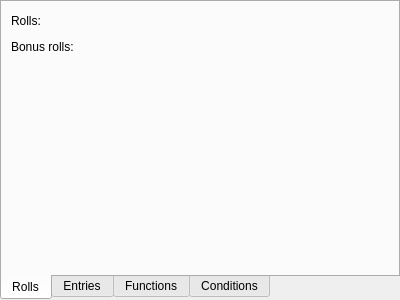
IoeCmcomc/MCDatapacker, file src/loottablepool.ui: the form before one commit.
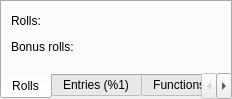
The form after the commit. Custom widgets are drawn as their Qt base class.

Diff of the .ui file:
```diff
--- a/src/loottablepool.ui
+++ b/src/loottablepool.ui
@@ -6,8 +6,8 @@
    <rect>
     <x>0</x>
     <y>0</y>
-    <width>400</width>
-    <height>300</height>
+    <width>232</width>
+    <height>99</height>
    </rect>
   </property>
   <property name="windowTitle">
@@ -74,7 +74,7 @@
   </widget>
   <widget class="QWidget" name="entriesTab">
    <attribute name="title">
-    <string>Entries</string>
+    <string>Entries (%1)</string>
    </attribute>
    <layout class="QGridLayout" name="gridLayout_2">
     <property name="leftMargin">
@@ -103,7 +103,7 @@
   </widget>
   <widget class="QWidget" name="functionsTab">
    <attribute name="title">
-    <string>Functions</string>
+    <string>Functions (%1)</string>
    </attribute>
    <layout class="QGridLayout" name="gridLayout_3">
     <property name="leftMargin">
@@ -132,7 +132,7 @@
   </widget>
   <widget class="QWidget" name="conditionsTab">
    <attribute name="title">
-    <string>Conditions</string>
+    <string>Conditions (%1)</string>
    </attribute>
    <layout class="QGridLayout" name="gridLayout">
     <property name="leftMargin">
@@ -161,18 +161,18 @@
   </widget>
  </widget>
  <customwidgets>
-  <customwidget>
-   <class>NumericInput</class>
-   <extends>QFrame</extends>
-   <header location="global">numericinput.h</header>
-   <container>1</container>
-  </customwidget>
   <customwidget>
    <class>DataWidgetInterface</class>
    <extends>QFrame</extends>
    <header location="global">datawidgetinterface.h</header>
    <container>1</container>
   </customwidget>
+  <customwidget>
+   <class>NumericInput</class>
+   <extends>QFrame</extends>
+   <header location="global">numericinput.h</header>
+   <container>1</container>
+  </customwidget>
  </customwidgets>
  <resources/>
  <connections/>
```
